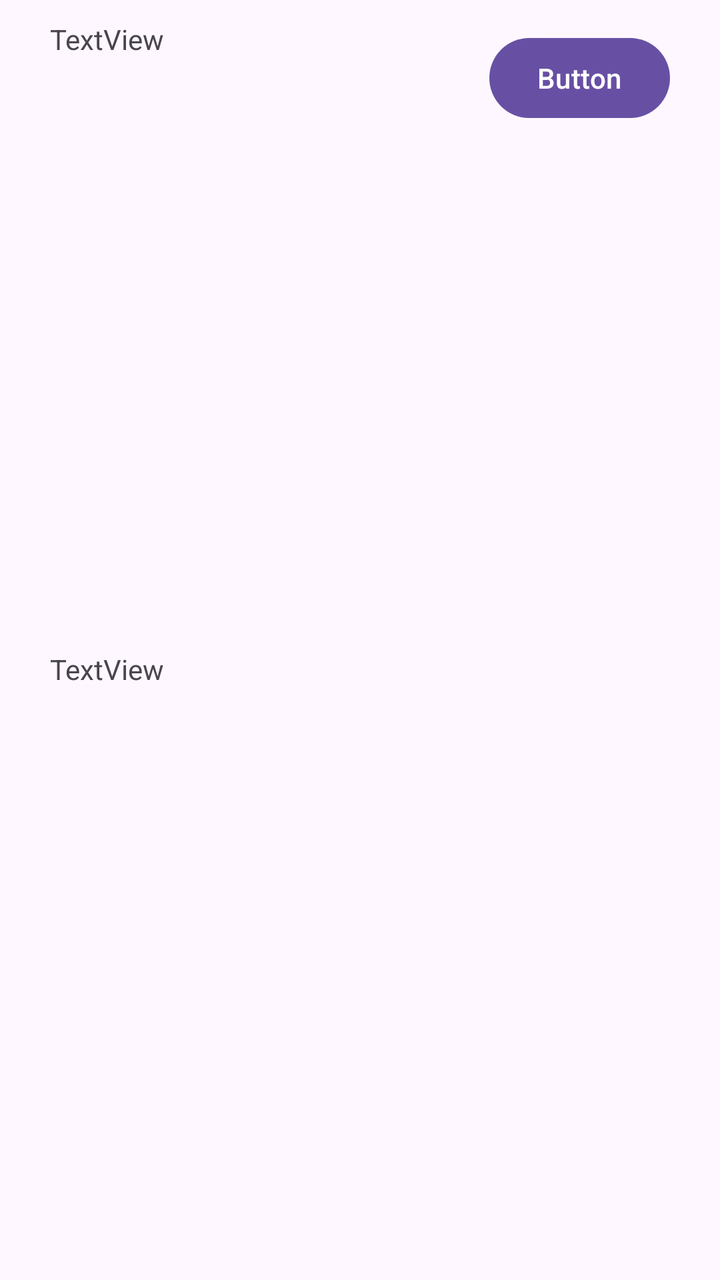
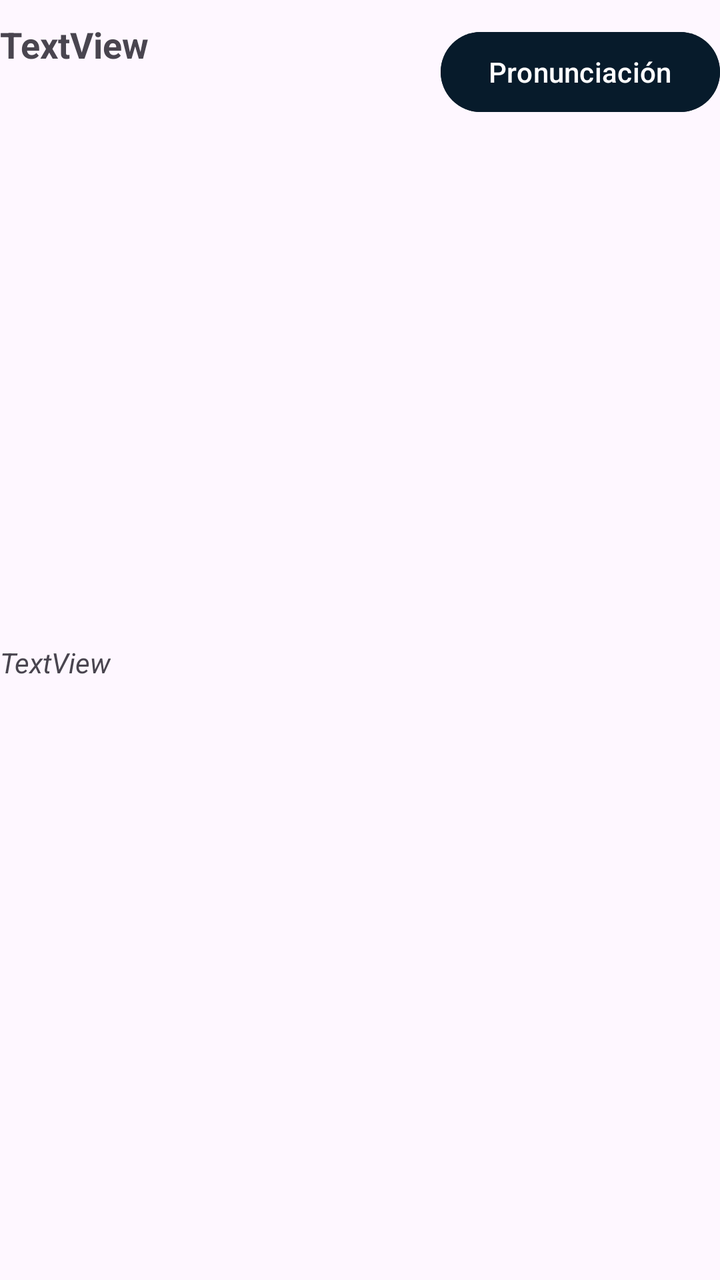

Compare the two renders of this Android layout. The source of the first and the diff that turns it into the second are given below.
<!-- AndroidManifest.xml: application theme Theme.VocabularioApp -->
<!-- res/layout/lista1.xml -->
<?xml version="1.0" encoding="utf-8"?>
<androidx.constraintlayout.widget.ConstraintLayout xmlns:android="http://schemas.android.com/apk/res/android"
    xmlns:app="http://schemas.android.com/apk/res-auto"
    xmlns:tools="http://schemas.android.com/tools"
    android:layout_width="match_parent"
    android:layout_height="wrap_content">

    <TextView
        android:id="@+id/iPalabra"
        android:layout_width="wrap_content"
        android:layout_height="wrap_content"
        android:layout_marginStart="25dp"
        android:layout_marginTop="10dp"
        android:text="TextView"
        app:layout_constraintStart_toStartOf="parent"
        app:layout_constraintTop_toTopOf="parent" />

    <TextView
        android:id="@+id/iDificultad"
        android:layout_width="wrap_content"
        android:layout_height="wrap_content"
        android:layout_marginStart="25dp"
        android:layout_marginTop="15dp"
        android:layout_marginBottom="15dp"
        android:text="TextView"
        app:layout_constraintBottom_toBottomOf="parent"
        app:layout_constraintStart_toStartOf="parent"
        app:layout_constraintTop_toBottomOf="@+id/iPalabra" />

    <Button
        android:id="@+id/iEscuchar"
        android:layout_width="wrap_content"
        android:layout_height="wrap_content"
        android:layout_marginTop="15dp"
        android:layout_marginEnd="25dp"
        android:text="Button"
        app:layout_constraintEnd_toEndOf="parent"
        app:layout_constraintTop_toTopOf="parent" />

</androidx.constraintlayout.widget.ConstraintLayout>
<!-- resources referenced by this layout -->
<resources>
  <style name="Theme.VocabularioApp" parent="Base.Theme.VocabularioApp" />
  <style name="Base.Theme.VocabularioApp" parent="Theme.Material3.DayNight.NoActionBar">
          
          
          <item name="titleTextColor">@color/lt_menu</item>
          <item name="android:actionMenuTextColor">@color/lt_menu</item>
          <item name="colorControlNormal">@color/lt_menu</item>
      </style>
  <color name="lt_menu">#EEEEEE</color>
</resources>

<!-- the commit's change to res/layout/lista1.xml (unified diff, before → after) -->
@@ -9,9 +9,10 @@
         android:id="@+id/iPalabra"
         android:layout_width="wrap_content"
         android:layout_height="wrap_content"
-        android:layout_marginStart="25dp"
         android:layout_marginTop="10dp"
         android:text="TextView"
+        android:textSize="18dp"
+        android:textStyle="bold"
         app:layout_constraintStart_toStartOf="parent"
         app:layout_constraintTop_toTopOf="parent" />
 
@@ -19,10 +20,11 @@
         android:id="@+id/iDificultad"
         android:layout_width="wrap_content"
         android:layout_height="wrap_content"
-        android:layout_marginStart="25dp"
-        android:layout_marginTop="15dp"
-        android:layout_marginBottom="15dp"
+        android:layout_marginTop="8dp"
+        android:layout_marginBottom="20dp"
         android:text="TextView"
+        android:textSize="14dp"
+        android:textStyle="italic"
         app:layout_constraintBottom_toBottomOf="parent"
         app:layout_constraintStart_toStartOf="parent"
         app:layout_constraintTop_toBottomOf="@+id/iPalabra" />
@@ -31,9 +33,9 @@
         android:id="@+id/iEscuchar"
         android:layout_width="wrap_content"
         android:layout_height="wrap_content"
-        android:layout_marginTop="15dp"
-        android:layout_marginEnd="25dp"
-        android:text="Button"
+        android:layout_marginTop="12dp"
+        android:text="Pronunciación"
+        android:backgroundTint="@color/bg_menu"
         app:layout_constraintEnd_toEndOf="parent"
         app:layout_constraintTop_toTopOf="parent" />
 
<!-- resource entries referenced after the edit -->
@@ -1,5 +1,6 @@
 <!-- resources referenced by this layout -->
 <resources>
+  <color name="bg_menu">#071B2B</color>
   <style name="Theme.VocabularioApp" parent="Base.Theme.VocabularioApp" />
   <style name="Base.Theme.VocabularioApp" parent="Theme.Material3.DayNight.NoActionBar">
           
